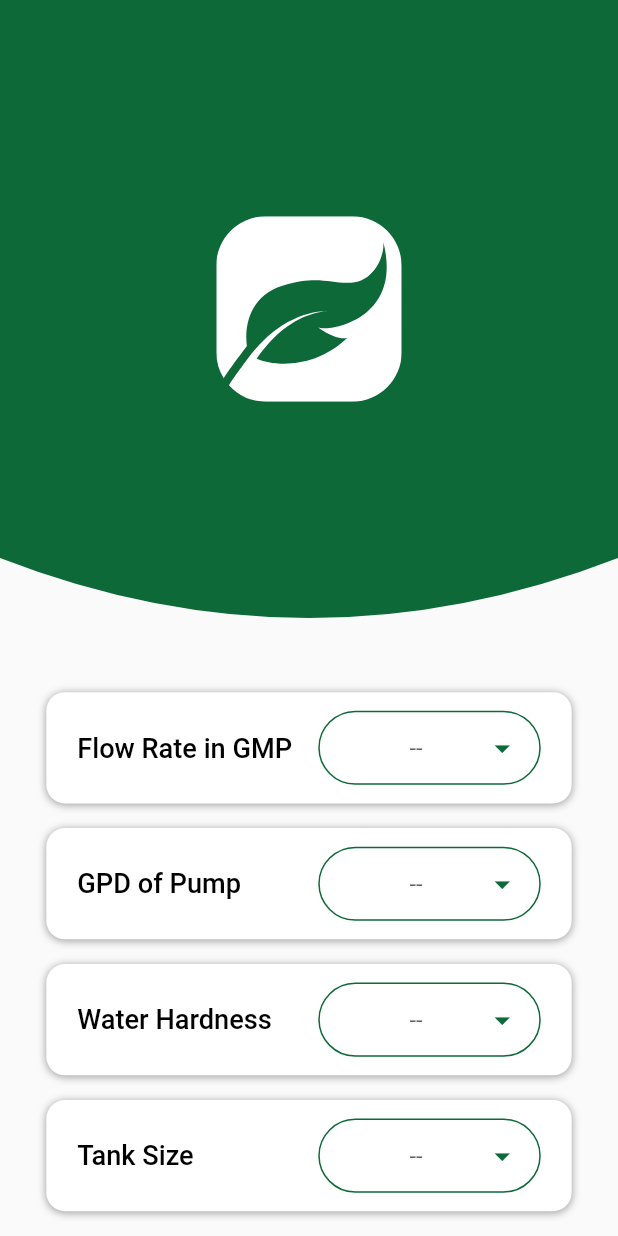
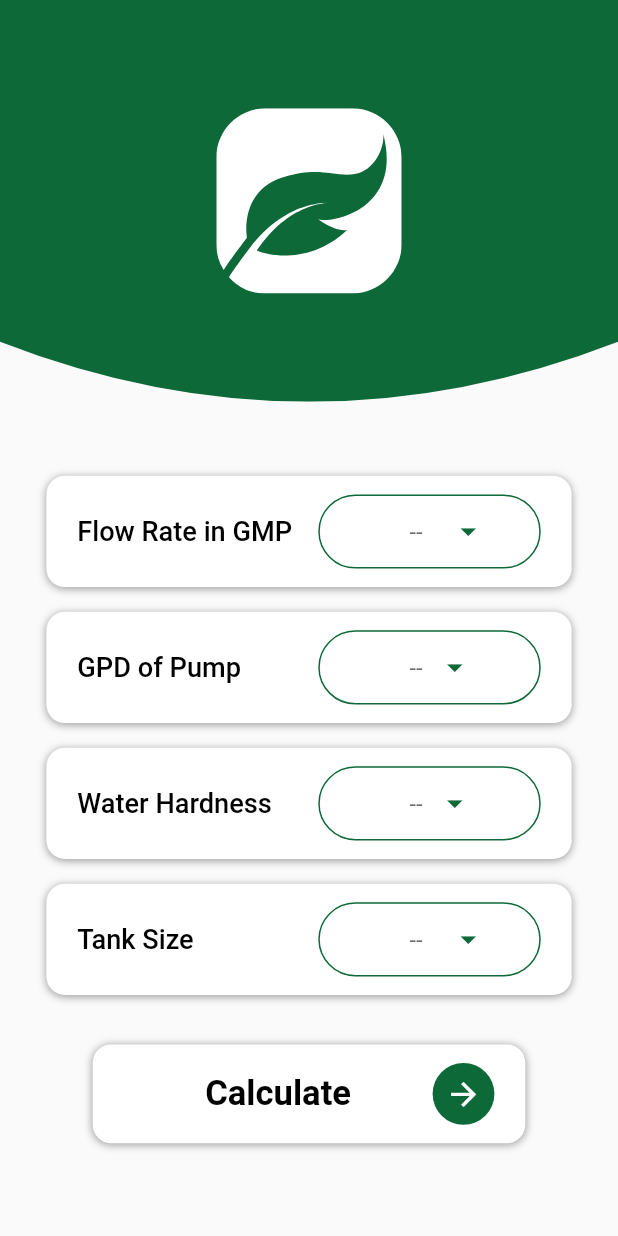
Before and after one commit to GithubUser18974/Hydro-Done, a Flutter app: the CalciumPreventionPage screen opened by its route, on a phone screen of 412 x 824 dp. Run offline on Flutter 3.47's test engine with Material 2 defaults, Android fonts, the phone set to English and light mode, and no system bars; our stand-ins replace flutter_custom_clippers, flutter_svg.

Commit message:
DropDownWidget Overflow Bug Header Got Shorter

```diff
--- a/lib/Pages/CalciumPreventionPage.dart
+++ b/lib/Pages/CalciumPreventionPage.dart
@@ -18,7 +18,7 @@ class CalciumPreventionPage  extends StatelessWidget {
       body: ListView(
         physics: BouncingScrollPhysics(),
         children: [
-          Header(width: width, height: height),
+          Header(width: width, height: height*.65),
           SizedBox(
             height: height * .05,
           ),
--- a/lib/Pages/InjectionPage.dart
+++ b/lib/Pages/InjectionPage.dart
@@ -6,7 +6,6 @@ import 'package:hydro_app/Widgets/MyButtonWidget.dart';
 import 'package:provider/provider.dart';
 
 import '../Constants.dart';
-import 'InjectionResultsPage.dart';
 
 
 class InjectionPage extends StatefulWidget {
@@ -24,7 +23,7 @@ class _InjectionPageState extends State<InjectionPage> {
       body: ListView(
         physics: BouncingScrollPhysics(),
         children: [
-          Header(width: width, height: height),
+          Header(width: width, height: height*.65),
           SizedBox(
             height: height * .05,
           ),
--- a/lib/Pages/SiphoningPage.dart
+++ b/lib/Pages/SiphoningPage.dart
@@ -1,6 +1,5 @@
 import 'package:flutter/material.dart';
 import 'package:hydro_app/Controllers/CalculationController.dart';
-import 'package:hydro_app/Pages/SiphoningResultsPage.dart';
 import 'package:hydro_app/Widgets/DropDownWidget.dart';
 import 'package:hydro_app/Widgets/HeaderWidget.dart';
 import 'package:hydro_app/Widgets/MyButtonWidget.dart';
@@ -23,7 +22,7 @@ class _SiphoningPageState extends State<SiphoningPage> {
       body: ListView(
         physics: BouncingScrollPhysics(),
         children: [
-          Header(width: width, height: height),
+          Header(width: width, height: height*.65),
           SizedBox(
             height: height * .05,
           ),
--- a/lib/Widgets/DropDownWidget.dart
+++ b/lib/Widgets/DropDownWidget.dart
@@ -58,7 +58,9 @@ class _DropDownWidgetState extends State<DropDownWidget> {
                   borderRadius: BorderRadius.circular(width * .1),
                 ),
                 // alignment: Alignment.center,
-                child: DropdownButton<String>(
+                child: Row(
+                  children: [
+                    DropdownButton<String>(
                       hint: Text('--'),
                       value: dropdownValue,
                       icon: Icon(
@@ -80,6 +82,8 @@ class _DropDownWidgetState extends State<DropDownWidget> {
                         );
                       }).toList(),
                     ),
+                  ],
+                ),
               ),
             ),
           ),
```
Lines whose indentation alone changed are shown as unchanged.
